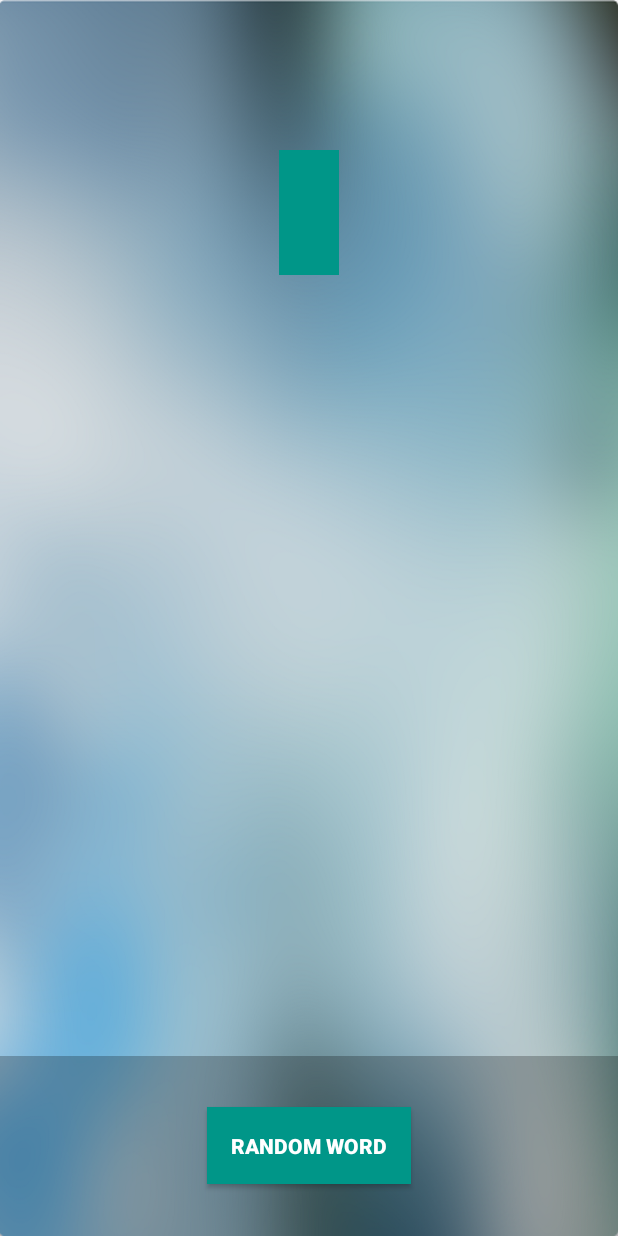
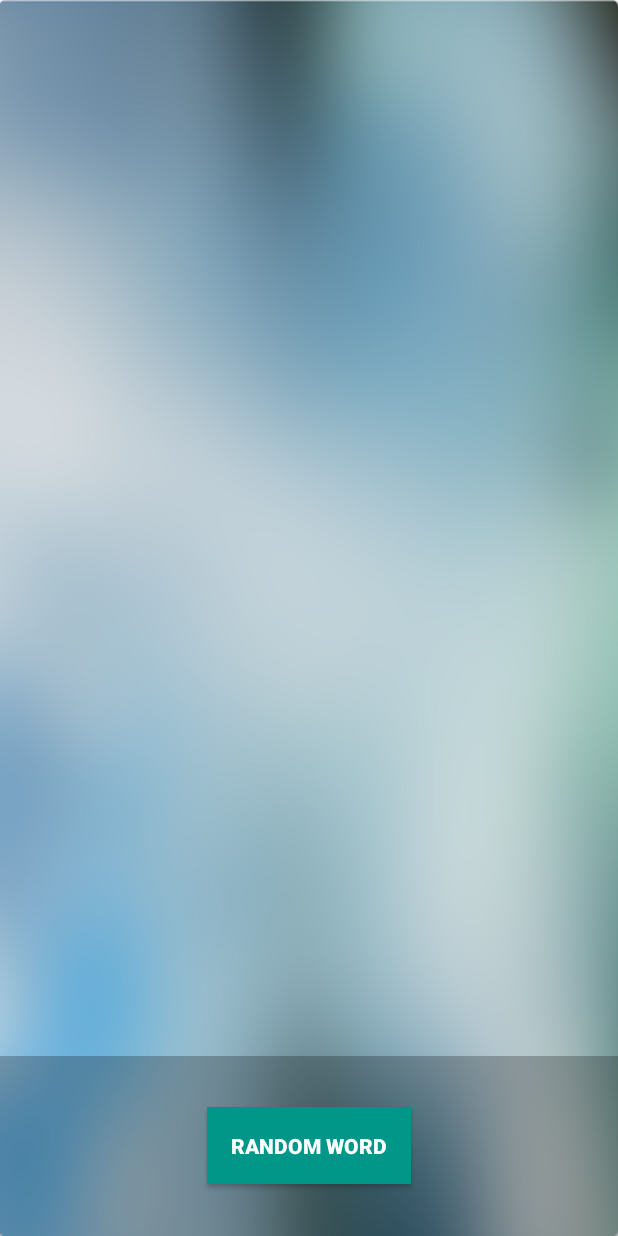
Before and after one commit to AnderssonX/ScreenAndroid, an Android app: the layout fragment_main.xml on its own in the app's theme, with its tools: preview values and no code run, on a phone screen of 412 x 824 dp. Run offline under Robolectric (Android 15) with nearby library versions, the phone set to English and light mode, and no system bars.

Commit message:
Textview for displaying words on buttonclick now spawns as invisible.

```diff
--- a/ScreenAndroid/src/main/java/se/mah/k3/NiagaraApp/MainFragment.java
+++ b/ScreenAndroid/src/main/java/se/mah/k3/NiagaraApp/MainFragment.java
@@ -95,6 +95,7 @@ public class MainFragment extends Fragment implements View.OnClickListener, View
             //wordArea.setVisibility(View.VISIBLE);
 
             wordArea = (TextView) rootView.findViewById(R.id.wordDisplayArea);
+            wordArea.setVisibility(View.VISIBLE);
             wordArea.setText(randomWord);
             wordArea.startAnimation(AnimationUtils.loadAnimation(getActivity(), android.R.anim.slide_in_left));
             myFirebaseRef = new Firebase("https://scorching-fire-1846.firebaseio.com/").child("Regular Words/word" + randomNo);
--- a/ScreenAndroid/src/main/res/layout/fragment_main.xml
+++ b/ScreenAndroid/src/main/res/layout/fragment_main.xml
@@ -38,11 +38,11 @@
         android:layout_marginTop="100dp"
         android:layout_centerHorizontal="true"
         android:textSize="32sp"
-        android:textStyle="bold"
+        android:textStyle="normal"
 
         android:textColor="#ffffffff"
-        android:padding="20dp"
-        android:visibility="visible"
+        android:padding="18dp"
+        android:visibility="gone"
         android:background="#009688" />
 
     <LinearLayout
```
